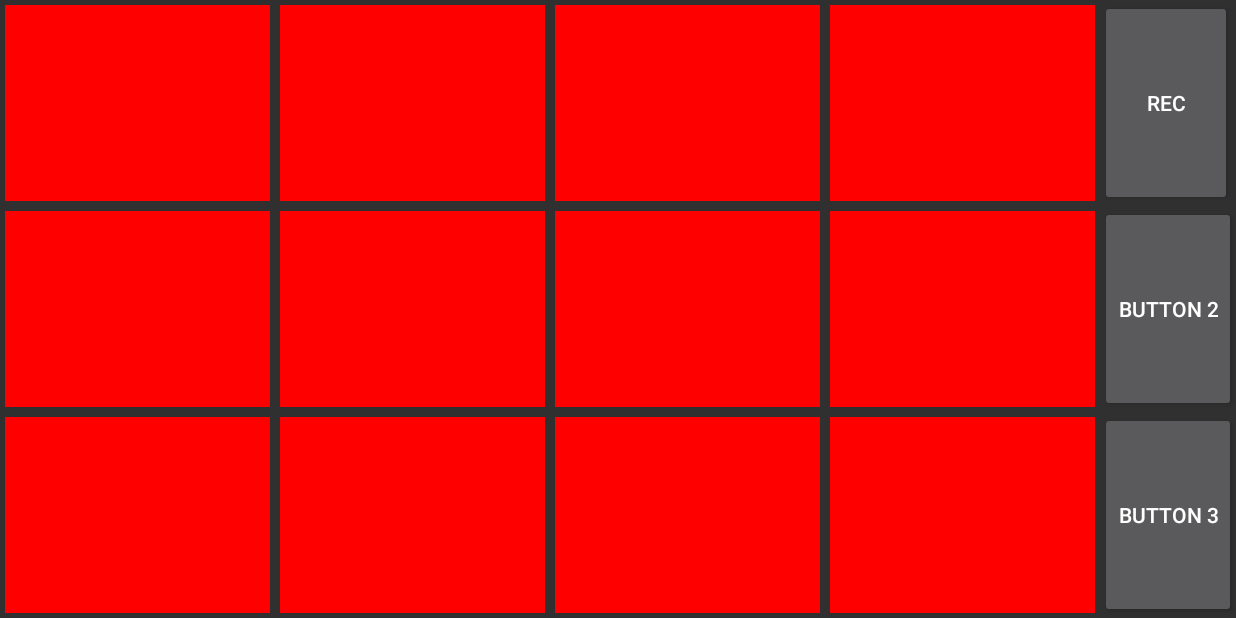
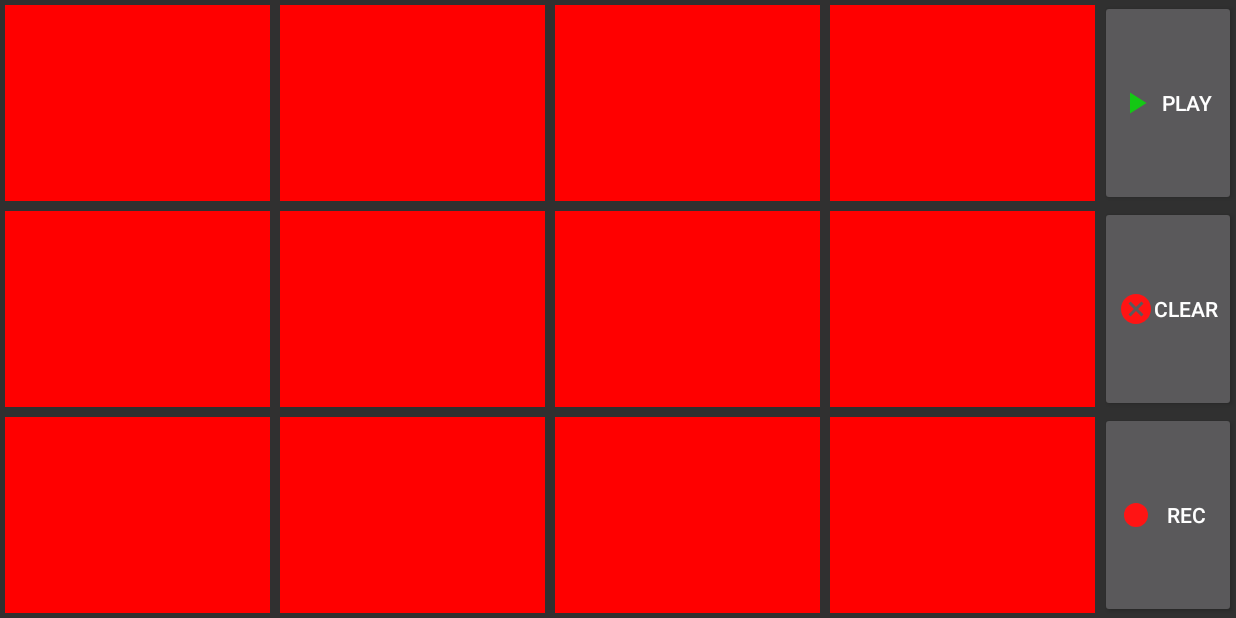
Before and after one commit to lindalevanen/KotlinSoundboard, an Android app: the screen it shows after launch (MainActivity), on a phone screen of 824 x 412 dp (held sideways). Run offline under Robolectric (Android 15) with nearby library versions, the phone set to English and light mode, and no system bars; pictures from the network do not load.

Commit message:
added the new buttons and icons

```diff
--- a/app/src/main/res/layout/activity_main.xml
+++ b/app/src/main/res/layout/activity_main.xml
@@ -19,21 +19,55 @@
         android:layout_width="wrap_content"
         android:layout_height="match_parent"
         android:orientation="vertical">
-        <Button android:id="@+id/recButton"
-            android:layout_width="wrap_content"
+        <Button
+            android:layout_width="match_parent"
             android:layout_height="0dp"
             android:layout_weight="1"
-            android:text="REC"/>
+            android:drawableLeft="@drawable/ic_play_arrow_black_24dp"
+            android:text="Play"
+            android:visibility="visible"/>
         <Button
-            android:layout_width="wrap_content"
+            android:layout_width="match_parent"
             android:layout_height="0dp"
             android:layout_weight="1"
-            android:text="Button 2"/>
-        <Button
-            android:layout_width="wrap_content"
+            android:drawableLeft="@drawable/ic_cancel_black_24dp"
+            android:text="Clear"
+            android:visibility="visible"/>
+        <Button android:id="@+id/recButton"
+            android:layout_width="match_parent"
             android:layout_height="0dp"
             android:layout_weight="1"
-            android:text="Button 3"/>
+            android:drawableLeft="@drawable/ic_fiber_manual_record_black_24dp"
+            android:text="REC"
+            android:visibility="visible"/>
+        <Button
+            android:layout_width="match_parent"
+            android:layout_height="0dp"
+            android:layout_weight="1"
+            android:drawableLeft="@drawable/ic_check_black_24dp"
+            android:text="OK"
+            android:visibility="gone"/>
+        <Button
+            android:layout_width="match_parent"
+            android:layout_height="0dp"
+            android:layout_weight="1"
+            android:drawableLeft="@drawable/ic_clear_black_24dp"
+            android:text="Cancel"
+            android:visibility="gone"/>
+        <Button
+            android:layout_width="match_parent"
+            android:layout_height="0dp"
+            android:layout_weight="1"
+            android:drawableLeft="@drawable/ic_stop_black_24dp"
+            android:text="STOP"
+            android:visibility="gone"/>
+        <Button
+            android:layout_width="match_parent"
+            android:layout_height="0dp"
+            android:layout_weight="1"
+            android:drawableLeft="@drawable/ic_add_black_24dp"
+            android:text="Add sound"
+            android:visibility="gone"/>
     </LinearLayout>
 
 </LinearLayout>
```
